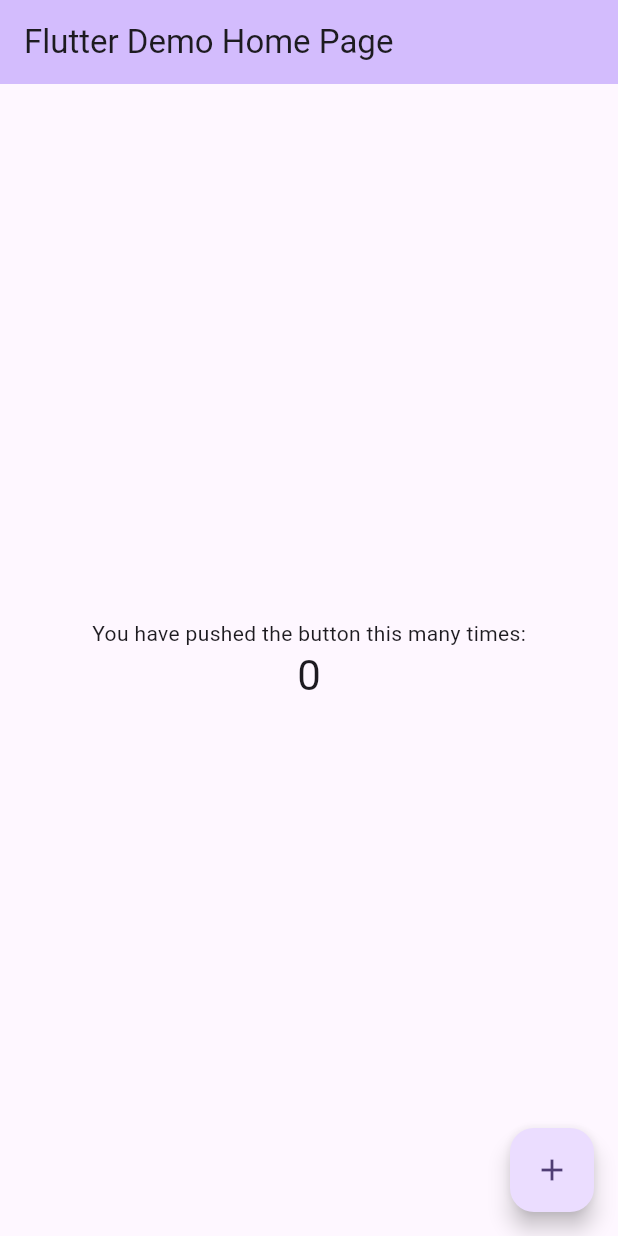
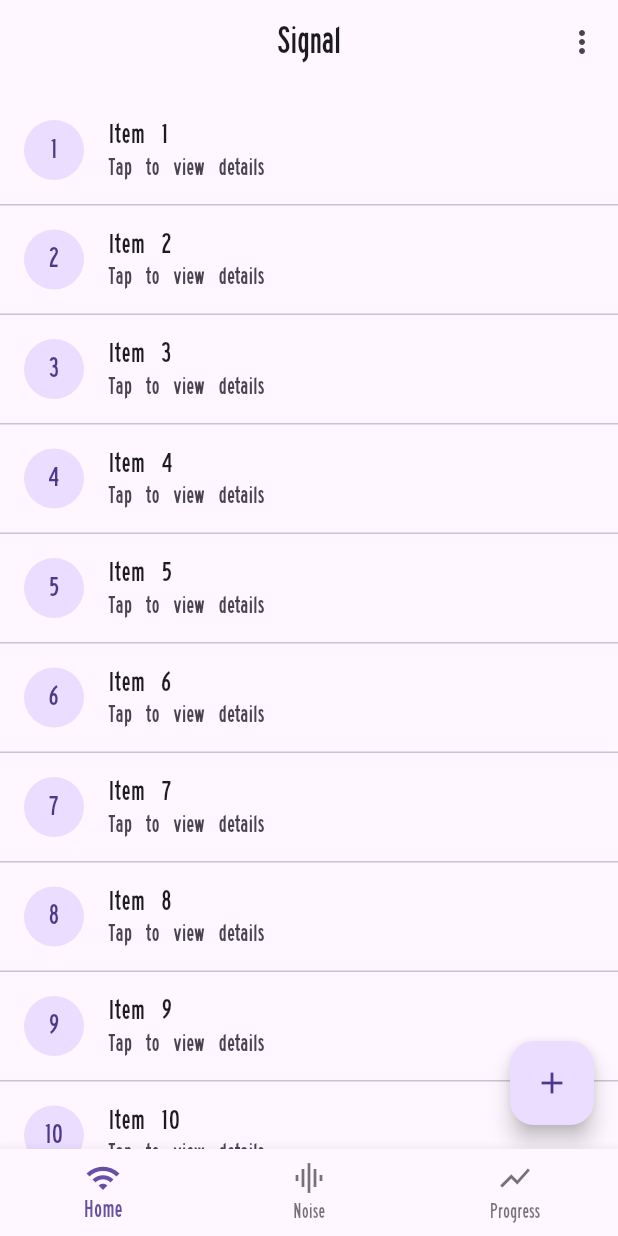
Before and after one commit to Zealousy56/signoi, a Flutter app: the screen it shows after launch, on a phone screen of 412 x 824 dp. Run offline on Flutter 3.47's test engine with Material 3 defaults, Android fonts, the phone set to English and light mode, and no system bars.

Commit message:
Added home page to view signal goals, noise page to view noise, details page to view details about signal or noise and progress page which is a work in progress.

```diff
--- a/lib/main.dart
+++ b/lib/main.dart
@@ -1,4 +1,7 @@
 import 'package:flutter/material.dart';
+import 'package:signoi/pages/home.dart';
+import 'package:signoi/pages/noise.dart';
+import 'package:signoi/pages/progress.dart';
 
 void main() {
   runApp(const MyApp());
@@ -7,115 +10,47 @@ void main() {
 class MyApp extends StatelessWidget {
   const MyApp({super.key});
 
-  // This widget is the root of your application.
   @override
   Widget build(BuildContext context) {
     return MaterialApp(
-      title: 'Flutter Demo',
-      theme: ThemeData(
-        // This is the theme of your application.
-        //
-        // TRY THIS: Try running your application with "flutter run". You'll see
-        // the application has a purple toolbar. Then, without quitting the app,
-        // try changing the seedColor in the colorScheme below to Colors.green
-        // and then invoke "hot reload" (save your changes or press the "hot
-        // reload" button in a Flutter-supported IDE, or press "r" if you used
-        // the command line to start the app).
-        //
-        // Notice that the counter didn't reset back to zero; the application
-        // state is not lost during the reload. To reset the state, use hot
-        // restart instead.
-        //
-        // This works for code too, not just values: Most code changes can be
-        // tested with just a hot reload.
-        colorScheme: .fromSeed(seedColor: Colors.deepPurple),
-      ),
-      home: const MyHomePage(title: 'Flutter Demo Home Page'),
+      debugShowCheckedModeBanner: false,
+      theme: ThemeData(fontFamily: 'Highway Gothic'),
+
+      home: const RootPage(),
     );
   }
 }
 
-class MyHomePage extends StatefulWidget {
-  const MyHomePage({super.key, required this.title});
-
-  // This widget is the home page of your application. It is stateful, meaning
-  // that it has a State object (defined below) that contains fields that affect
-  // how it looks.
-
-  // This class is the configuration for the state. It holds the values (in this
-  // case the title) provided by the parent (in this case the App widget) and
-  // used by the build method of the State. Fields in a Widget subclass are
-  // always marked "final".
-
-  final String title;
+class RootPage extends StatefulWidget {
+  const RootPage({super.key});
 
   @override
-  State<MyHomePage> createState() => _MyHomePageState();
+  State<RootPage> createState() => _RootPageState();
 }
 
-class _MyHomePageState extends State<MyHomePage> {
-  int _counter = 0;
+class _RootPageState extends State<RootPage> {
+  int _currentIndex = 0;
 
-  void _incrementCounter() {
-    setState(() {
-      // This call to setState tells the Flutter framework that something has
-      // changed in this State, which causes it to rerun the build method below
-      // so that the display can reflect the updated values. If we changed
-      // _counter without calling setState(), then the build method would not be
-      // called again, and so nothing would appear to happen.
-      _counter++;
-    });
-  }
+  static final List<Widget> _pages = <Widget>[
+    const HomePage(),
+    const NoisePage(),
+    const ProgressPage(),
+  ];
+
+  void _onTap(int index) => setState(() => _currentIndex = index);
 
   @override
   Widget build(BuildContext context) {
-    // This method is rerun every time setState is called, for instance as done
-    // by the _incrementCounter method above.
-    //
-    // The Flutter framework has been optimized to make rerunning build methods
-    // fast, so that you can just rebuild anything that needs updating rather
-    // than having to individually change instances of widgets.
     return Scaffold(
-      appBar: AppBar(
-        // TRY THIS: Try changing the color here to a specific color (to
-        // Colors.amber, perhaps?) and trigger a hot reload to see the AppBar
-        // change color while the other colors stay the same.
-        backgroundColor: Theme.of(context).colorScheme.inversePrimary,
-        // Here we take the value from the MyHomePage object that was created by
-        // the App.build method, and use it to set our appbar title.
-        title: Text(widget.title),
-      ),
-      body: Center(
-        // Center is a layout widget. It takes a single child and positions it
-        // in the middle of the parent.
-        child: Column(
-          // Column is also a layout widget. It takes a list of children and
-          // arranges them vertically. By default, it sizes itself to fit its
-          // children horizontally, and tries to be as tall as its parent.
-          //
-          // Column has various properties to control how it sizes itself and
-          // how it positions its children. Here we use mainAxisAlignment to
-          // center the children vertically; the main axis here is the vertical
-          // axis because Columns are vertical (the cross axis would be
-          // horizontal).
-          //
-          // TRY THIS: Invoke "debug painting" (choose the "Toggle Debug Paint"
-          // action in the IDE, or press "p" in the console), to see the
-          // wireframe for each widget.
-          mainAxisAlignment: .center,
-          children: [
-            const Text('You have pushed the button this many times:'),
-            Text(
-              '$_counter',
-              style: Theme.of(context).textTheme.headlineMedium,
-            ),
-          ],
-        ),
-      ),
-      floatingActionButton: FloatingActionButton(
-        onPressed: _incrementCounter,
-        tooltip: 'Increment',
-        child: const Icon(Icons.add),
+      body: _pages[_currentIndex],
+      bottomNavigationBar: BottomNavigationBar(
+        currentIndex: _currentIndex,
+        onTap: _onTap,
+        items: const [
+          BottomNavigationBarItem(icon: Icon(Icons.wifi), label: 'Home'),
+          BottomNavigationBarItem(icon: Icon(Icons.graphic_eq), label: 'Noise'),
+          BottomNavigationBarItem(icon: Icon(Icons.show_chart), label: 'Progress'),
+        ],
       ),
     );
   }
--- /dev/null
+++ b/lib/pages/home.dart
@@ -0,0 +1,103 @@
+import 'package:flutter/material.dart';
+import 'detail.dart';
+
+class HomePage extends StatefulWidget {
+  const HomePage({super.key});
+
+  @override
+  State<HomePage> createState() => _HomePageState();
+}
+
+class _HomePageState extends State<HomePage> {
+  final List<String> _items = List.generate(20, (i) => 'Item ${i + 1}');
+  int _nextIndex = 21;
+
+  void _addItem() {
+    setState(() {
+      _items.insert(0, 'Item ${_nextIndex++}');
+    });
+    ScaffoldMessenger.of(context).showSnackBar(
+      SnackBar(content: Text('Added Item ${_nextIndex - 1}')),
+    );
+  }
+
+  @override
+  Widget build(BuildContext context) {
+    return Scaffold(
+      appBar: AppBar(
+        centerTitle: true,
+        title: const Text('Signal'),
+        actions: [
+          PopupMenuButton<String>(
+            icon: const Icon(Icons.more_vert),
+            onSelected: (value) {
+              if (value == 'settings') {
+                // TODO: navigate to settings page
+                ScaffoldMessenger.of(context).showSnackBar(
+                  const SnackBar(content: Text('Open Settings (TODO)')),
+                );
+              } else if (value == 'help') {
+                ScaffoldMessenger.of(context).showSnackBar(
+                  const SnackBar(content: Text('Help selected')),
+                );
+              }
+            },
+            itemBuilder: (context) => const [
+              PopupMenuItem(value: 'settings', child: Text('Settings')),
+              PopupMenuItem(value: 'help', child: Text('Help')),
+            ],
+          ),
+        ],
+      ),
+
+      body: ListView.separated(
+        padding: const EdgeInsets.symmetric(vertical: 8.0),
+        itemCount: _items.length,
+        separatorBuilder: (context, index) => const Divider(height: 1),
+        itemBuilder: (context, index) {
+          final itemNumber = index + 1;
+          final itemText = _items[index];
+          return ListTile(
+            leading: CircleAvatar(child: Text('$itemNumber')),
+            title: Text(itemText),
+            subtitle: const Text('Tap to view details'),
+            onTap: () async {
+              final result = await Navigator.push(
+                context,
+                MaterialPageRoute(
+                  builder: (context) => DetailPage(item: itemText, index: index),
+                ),
+              );
+
+              if (result == null) return;
+              if (result is Map) {
+                if (result['deleted'] == true && result['index'] is int) {
+                  final delIndex = result['index'] as int;
+                  if (delIndex >= 0 && delIndex < _items.length) {
+                    setState(() {
+                      _items.removeAt(delIndex);
+                    });
+                  }
+                } else if (result['title'] is String && result['index'] is int) {
+                  final idx = result['index'] as int;
+                  final title = result['title'] as String;
+                  if (idx >= 0 && idx < _items.length) {
+                    setState(() {
+                      _items[idx] = title;
+                    });
+                  }
+                }
+              }
+            },
+          );
+        },
+      ),
+
+      floatingActionButton: FloatingActionButton(
+        onPressed: _addItem,
+        tooltip: 'Add item',
+        child: const Icon(Icons.add),
+      ),
+    );
+  }
+}
```
Also changed, not shown: lib/pages/detail.dart (added, +179 -0 lines), lib/pages/noise.dart (added, +80 -0 lines), lib/pages/progress.dart (added, +19 -0 lines), pubspec.yaml (+12 -12 lines), fonts/Highwaygothicbminus20.otf (added), fonts/QuickingRegular.otf (added).
